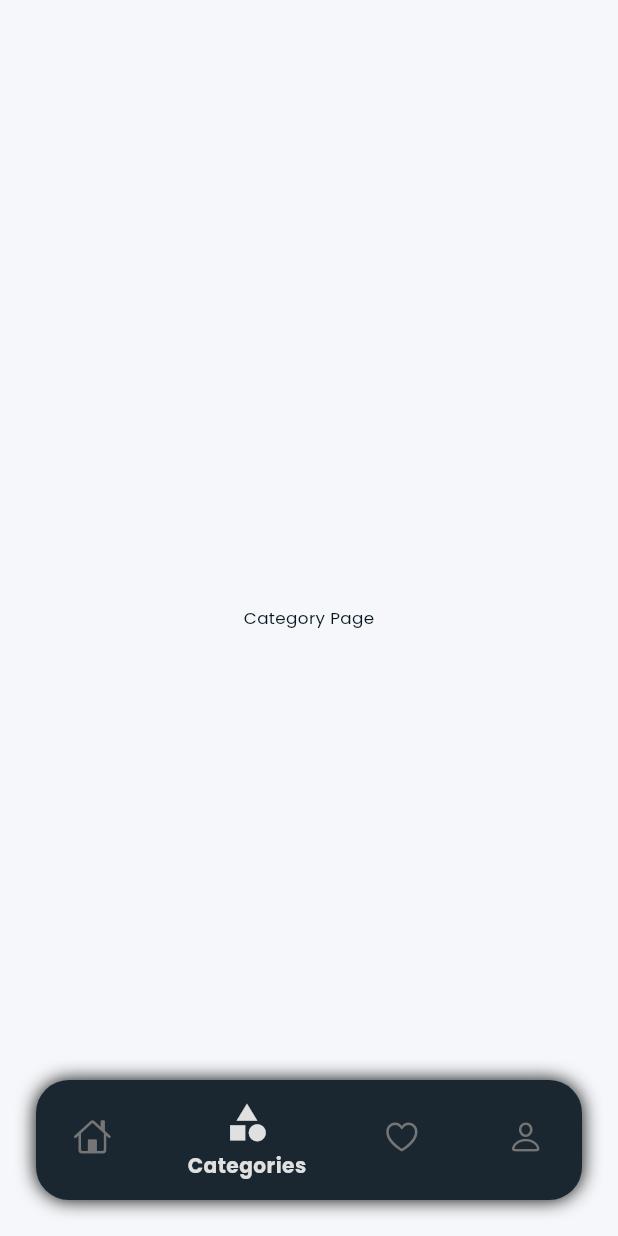
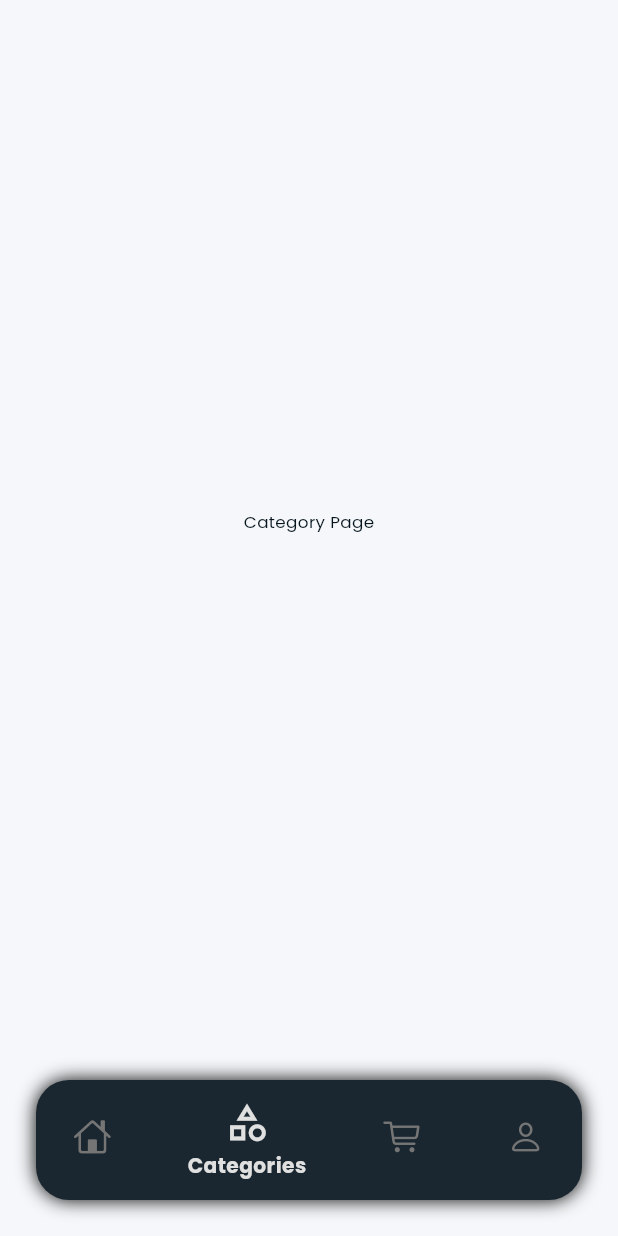
Before and after one commit to lbarsidati22/E-commerce_app, a Flutter app: the NavBarLayout screen opened by its route, item 2 of the bottom bar chosen, on a phone screen of 412 x 824 dp. Run offline on Flutter 3.47's test engine with Material 3 defaults, Android fonts, the phone set to English and light mode, and no system bars; our stand-ins replace bloc, dio, equatable, flutter_bloc, get_it, injectable and 3 more; accounts and stored records are empty; generated files the repository leaves out were written again.

Commit message:
feat: remised

```diff
--- /dev/null
+++ b/lib/features/category/presentation/pages/category_page.dart
@@ -0,0 +1,10 @@
+import 'package:flutter/material.dart';
+
+class CategoryPage extends StatelessWidget {
+  const CategoryPage({super.key});
+
+  @override
+  Widget build(BuildContext context) {
+    return Center(child: Text('Category Page'));
+  }
+}
--- a/lib/features/navBar/presentation/pages/nav_bar_layout.dart
+++ b/lib/features/navBar/presentation/pages/nav_bar_layout.dart
@@ -1,42 +1,31 @@
 import 'package:Ecommerce/core/extensions/project_extensions.dart';
 import 'package:Ecommerce/core/theme/colors/colors_dark.dart';
-import 'package:Ecommerce/features/home/presentation/pages/home_page.dart';
+import 'package:Ecommerce/features/navBar/presentation/cubit/navbar_cubit.dart';
+import 'package:Ecommerce/features/navBar/presentation/cubit/navbar_state.dart';
+import 'package:Ecommerce/features/navBar/presentation/widgets/nav_bar_item_widget.dart';
 import 'package:flutter/cupertino.dart';
 import 'package:flutter/material.dart';
+import 'package:flutter_bloc/flutter_bloc.dart';
 
-// class NavBarLayout extends StatelessWidget {
-//   const NavBarLayout({super.key});
-
-//   @override
-//   Widget build(BuildContext context) {
-//     return Scaffold(body: Center(child: Text('NavBar Layout')));
-//   }
-// }
 class NavBarLayout extends StatefulWidget {
-  const NavBarLayout({super.key});
+  final int initialIndex;
+  const NavBarLayout({super.key, this.initialIndex = 0});
 
   @override
   State<NavBarLayout> createState() => _NavBarLayoutState();
 }
 
 class _NavBarLayoutState extends State<NavBarLayout> {
-  int _selectedIndex = 0;
-
-  final List<Widget> _pages = [
-    const HomePage(),
-    const CategoryPage(),
-    const FavoritePage(),
-    const ProfilePage(),
-  ];
-
-  void _onItemTapped(int index) {
-    setState(() {
-      _selectedIndex = index;
-    });
-  }
-
-  Widget _buildFloatingNavBar() {
-    return Container(
+  @override
+  Widget build(BuildContext context) {
+    return BlocProvider(
+      create: (context) => LayoutViewModel(widget.initialIndex),
+      child: BlocBuilder<LayoutViewModel, LayoutState>(
+        builder: (context, state) {
+          final viewModel = context.read<LayoutViewModel>();
+          return Scaffold(
+            body: SafeArea(child: viewModel.tabs[viewModel.currentIndex]),
+            bottomNavigationBar: Container(
               margin: EdgeInsets.all(24),
               padding: EdgeInsets.symmetric(horizontal: 25),
               height: 80,
@@ -48,104 +37,45 @@ class _NavBarLayoutState extends State<NavBarLayout> {
               child: Row(
                 mainAxisAlignment: MainAxisAlignment.spaceBetween,
                 children: [
-          _buildNavIcon(CupertinoIcons.home, 0),
-          _buildNavIcon(Icons.category, 1),
-          _buildNavIcon(CupertinoIcons.heart, 2),
-          _buildNavIcon(CupertinoIcons.person, 3),
+                  TabBarItemWidget(
+                    currentIndex: viewModel.currentIndex,
+                    index: 0,
+                    icon: CupertinoIcons.home,
+                    label: context.l10n.home,
+                    onTap: () =>
+                        viewModel.doIntent(LayoutChangeBottomNavIntent(0)),
+                  ),
+                  TabBarItemWidget(
+                    currentIndex: viewModel.currentIndex,
+                    index: 1,
+                    icon: Icons.category_outlined,
+                    label: context.l10n.categories,
+                    onTap: () {
+                      viewModel.doIntent(LayoutChangeBottomNavIntent(1));
+                    },
+                  ),
+                  TabBarItemWidget(
+                    currentIndex: viewModel.currentIndex,
+                    index: 2,
+                    icon: CupertinoIcons.cart,
+                    label: context.l10n.cart,
+                    onTap: () =>
+                        viewModel.doIntent(LayoutChangeBottomNavIntent(2)),
+                  ),
+                  TabBarItemWidget(
+                    currentIndex: viewModel.currentIndex,
+                    index: 3,
+                    icon: CupertinoIcons.person,
+                    label: context.l10n.profile,
+                    onTap: () =>
+                        viewModel.doIntent(LayoutChangeBottomNavIntent(3)),
+                  ),
                 ],
               ),
-    );
-  }
-
-  Widget _buildNavIcon(IconData path, int index) {
-    final isSelected = _selectedIndex == index;
-    final List<String> labels = [
-      context.l10n.home,
-      context.l10n.categories,
-      context.l10n.cart,
-      context.l10n.profile,
-    ];
-
-    return GestureDetector(
-      onTap: () => _onItemTapped(index),
-      child: TweenAnimationBuilder(
-        tween: Tween<double>(begin: 1.0, end: isSelected ? 1.2 : 1.0),
-        duration: const Duration(milliseconds: 250),
-        curve: Curves.easeOutBack,
-        builder: (context, scale, child) {
-          return Transform.scale(
-            scale: scale,
-            child: Column(
-              mainAxisSize: MainAxisSize.min,
-              children: [
-                Icon(
-                  path,
-                  size: 25,
-                  color: isSelected
-                      ? Theme.of(context).colorScheme.secondary
-                      : Colors.grey.shade600,
-                ),
-                SizedBox(height: 4),
-                if (isSelected)
-                  Text(
-                    labels[index],
-                    style: context.textTheme.bodyMedium!.copyWith(
-                      color: context.colorScheme.secondary,
-                      fontWeight: FontWeight.w600,
-                    ),
-                  ),
-              ],
             ),
           );
         },
       ),
     );
   }
-
-  @override
-  Widget build(BuildContext context) {
-    return Scaffold(
-      body: Stack(
-        children: [
-          _pages[_selectedIndex],
-          Align(
-            alignment: Alignment.bottomCenter,
-            child: _buildFloatingNavBar(),
-          ),
-        ],
-      ),
-    );
 }
-}
-
-// create 3 pages
-// 1- category page
-// 2- favorite page
-// 3- profile page
-// like this
-class FavoritePage extends StatelessWidget {
-  const FavoritePage({super.key});
-
-  @override
-  Widget build(BuildContext context) {
-    return Center(child: Text('Favorite Page'));
-  }
-}
-
-class ProfilePage extends StatelessWidget {
-  const ProfilePage({super.key});
-
-  @override
-  Widget build(BuildContext context) {
-    return Center(child: Text('Profile Page'));
-  }
-}
-
-class CategoryPage extends StatelessWidget {
-  const CategoryPage({super.key});
-
-  @override
-  Widget build(BuildContext context) {
-    return Center(child: Text('Category Page'));
-  }
-}
```
Lines whose indentation alone changed are shown as unchanged.
